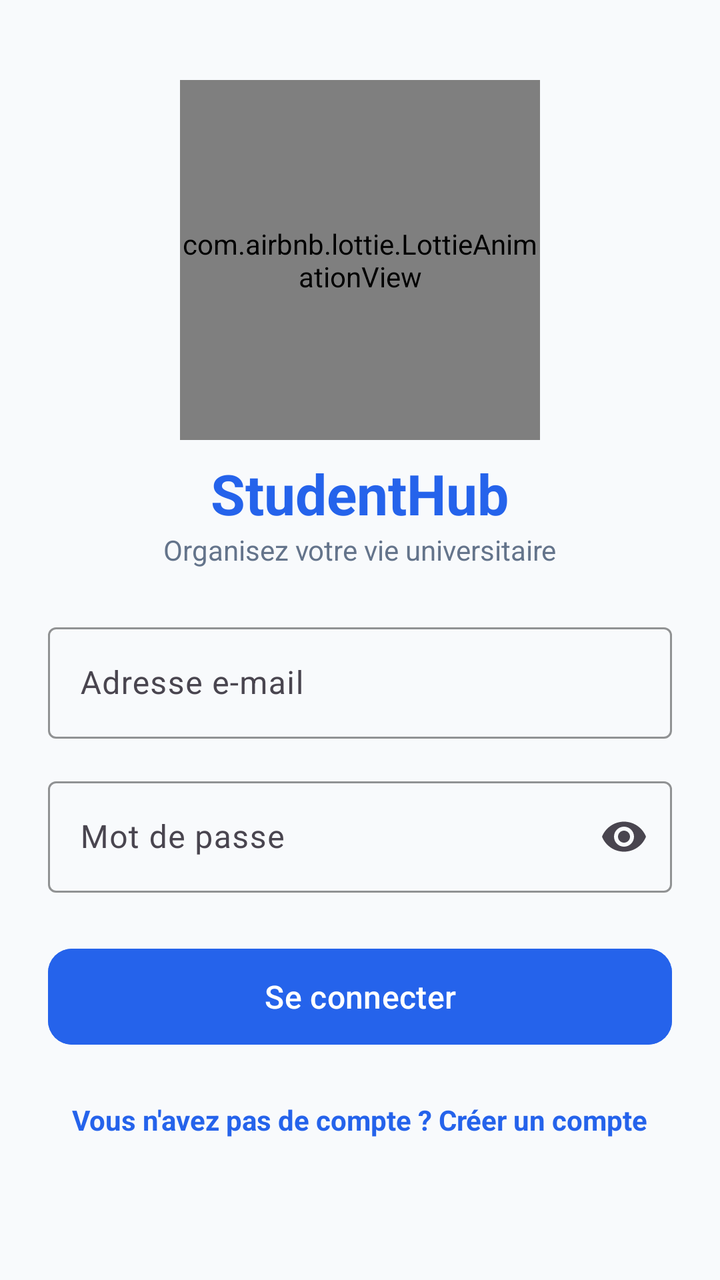
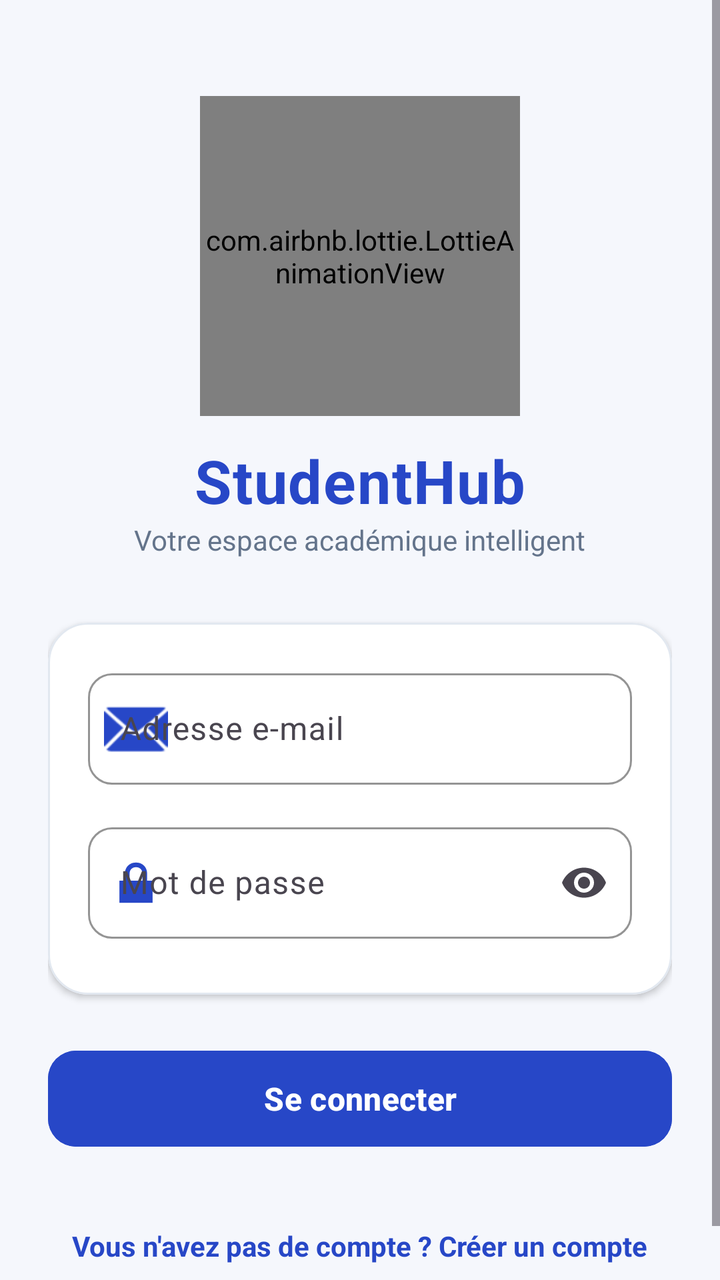

Before-and-after screenshots of an Android layout around one commit, followed by the original layout XML and the change that was made.
<!-- AndroidManifest.xml: application theme Theme.StudentHub -->
<!-- res/layout/activity_login.xml -->
<?xml version="1.0" encoding="utf-8"?>
<ScrollView xmlns:android="http://schemas.android.com/apk/res/android"
    xmlns:app="http://schemas.android.com/apk/res-auto"
    xmlns:tools="http://schemas.android.com/tools"
    android:layout_width="match_parent"
    android:layout_height="match_parent"
    android:fillViewport="true"
    android:background="@color/background"
    tools:context=".LoginActivity">

    <LinearLayout
        android:layout_width="match_parent"
        android:layout_height="wrap_content"
        android:orientation="vertical"
        android:padding="24dp"
        android:gravity="center_horizontal">

        
        <com.airbnb.lottie.LottieAnimationView
            android:id="@+id/lottieLogin"
            android:layout_width="180dp"
            android:layout_height="180dp"
            android:layout_marginTop="16dp"
            app:lottie_rawRes="@raw/welcome"
            app:lottie_autoPlay="true"
            app:lottie_loop="true" />

        <TextView
            android:layout_width="wrap_content"
            android:layout_height="wrap_content"
            android:text="StudentHub"
            android:textSize="28sp"
            android:textStyle="bold"
            android:textColor="@color/primary"
            android:layout_marginTop="8dp" />

        <TextView
            android:layout_width="wrap_content"
            android:layout_height="wrap_content"
            android:text="Organisez votre vie universitaire"
            android:textSize="14sp"
            android:textColor="@color/text_secondary"
            android:layout_marginBottom="24dp" />

        
        <com.google.android.material.textfield.TextInputLayout
            android:layout_width="match_parent"
            android:layout_height="wrap_content"
            android:layout_marginBottom="16dp"
            style="@style/Widget.Material3.TextInputLayout.OutlinedBox"
            app:boxStrokeColor="@color/primary"
            app:hintTextColor="@color/primary"
            android:hint="Adresse e-mail">

            <com.google.android.material.textfield.TextInputEditText
                android:id="@+id/etLoginEmail"
                android:layout_width="match_parent"
                android:layout_height="wrap_content"
                android:inputType="textEmailAddress"
                android:maxLines="1" />

        </com.google.android.material.textfield.TextInputLayout>

        
        <com.google.android.material.textfield.TextInputLayout
            android:layout_width="match_parent"
            android:layout_height="wrap_content"
            android:layout_marginBottom="24dp"
            style="@style/Widget.Material3.TextInputLayout.OutlinedBox"
            app:boxStrokeColor="@color/primary"
            app:hintTextColor="@color/primary"
            app:endIconMode="password_toggle"
            android:hint="Mot de passe">

            <com.google.android.material.textfield.TextInputEditText
                android:id="@+id/etLoginPassword"
                android:layout_width="match_parent"
                android:layout_height="wrap_content"
                android:inputType="textPassword"
                android:maxLines="1" />

        </com.google.android.material.textfield.TextInputLayout>

        
        <com.google.android.material.button.MaterialButton
            android:id="@+id/btnLogin"
            android:layout_width="match_parent"
            android:layout_height="56dp"
            android:text="Se connecter"
            android:textSize="16sp"
            app:cornerRadius="12dp"
            android:backgroundTint="@color/primary"
            android:layout_marginBottom="16dp" />

        
        <TextView
            android:id="@+id/tvGoToRegister"
            android:layout_width="wrap_content"
            android:layout_height="wrap_content"
            android:text="Vous n'avez pas de compte ? Créer un compte"
            android:textColor="@color/primary"
            android:textSize="14sp"
            android:textStyle="bold"
            android:padding="8dp" />

    </LinearLayout>
</ScrollView>
<!-- resources referenced by this layout -->
<resources>
  <color name="background">#F8FAFC</color>
  <color name="primary">#2563EB</color>
  <color name="text_secondary">#64748B</color>
  <style name="Theme.StudentHub" parent="Base.Theme.StudentHub" />
  <style name="Base.Theme.StudentHub" parent="Theme.Material3.DayNight.NoActionBar">
          <item name="colorPrimary">@color/primary</item>
          <item name="colorPrimaryDark">@color/primary_dark</item>
          <item name="colorSecondary">@color/accent</item>
          <item name="android:colorBackground">@color/background</item>
      </style>
  <color name="primary_dark">#1E40AF</color>
  <color name="accent">#10B981</color>
</resources>

<!-- the commit's change to res/layout/activity_login.xml (unified diff, before → after) -->
@@ -18,9 +18,9 @@
         
         <com.airbnb.lottie.LottieAnimationView
             android:id="@+id/lottieLogin"
-            android:layout_width="180dp"
-            android:layout_height="180dp"
-            android:layout_marginTop="16dp"
+            android:layout_width="160dp"
+            android:layout_height="160dp"
+            android:layout_marginTop="24dp"
             app:lottie_rawRes="@raw/welcome"
             app:lottie_autoPlay="true"
             app:lottie_loop="true" />
@@ -29,57 +29,92 @@
             android:layout_width="wrap_content"
             android:layout_height="wrap_content"
             android:text="StudentHub"
-            android:textSize="28sp"
+            android:textSize="30sp"
             android:textStyle="bold"
             android:textColor="@color/primary"
-            android:layout_marginTop="8dp" />
+            android:letterSpacing="0.02"
+            android:layout_marginTop="12dp" />
 
         <TextView
             android:layout_width="wrap_content"
             android:layout_height="wrap_content"
-            android:text="Organisez votre vie universitaire"
+            android:text="Votre espace académique intelligent"
             android:textSize="14sp"
             android:textColor="@color/text_secondary"
-            android:layout_marginBottom="24dp" />
+            android:layout_marginBottom="32dp" />
 
         
-        <com.google.android.material.textfield.TextInputLayout
-            android:layout_width="match_parent"
-            android:layout_height="wrap_content"
-            android:layout_marginBottom="16dp"
-            style="@style/Widget.Material3.TextInputLayout.OutlinedBox"
-            app:boxStrokeColor="@color/primary"
-            app:hintTextColor="@color/primary"
-            android:hint="Adresse e-mail">
-
-            <com.google.android.material.textfield.TextInputEditText
-                android:id="@+id/etLoginEmail"
-                android:layout_width="match_parent"
-                android:layout_height="wrap_content"
-                android:inputType="textEmailAddress"
-                android:maxLines="1" />
-
-        </com.google.android.material.textfield.TextInputLayout>
-
-        
-        <com.google.android.material.textfield.TextInputLayout
+        <com.google.android.material.card.MaterialCardView
             android:layout_width="match_parent"
             android:layout_height="wrap_content"
             android:layout_marginBottom="24dp"
-            style="@style/Widget.Material3.TextInputLayout.OutlinedBox"
-            app:boxStrokeColor="@color/primary"
-            app:hintTextColor="@color/primary"
-            app:endIconMode="password_toggle"
-            android:hint="Mot de passe">
+            app:cardCornerRadius="20dp"
+            app:cardElevation="2dp"
+            app:strokeWidth="1dp"
+            app:strokeColor="@color/borders"
+            app:cardBackgroundColor="@color/card_background">
 
-            <com.google.android.material.textfield.TextInputEditText
-                android:id="@+id/etLoginPassword"
+            <LinearLayout
                 android:layout_width="match_parent"
                 android:layout_height="wrap_content"
-                android:inputType="textPassword"
-                android:maxLines="1" />
+                android:orientation="vertical"
+                android:padding="20dp">
 
-        </com.google.android.material.textfield.TextInputLayout>
+                
+                <com.google.android.material.textfield.TextInputLayout
+                    android:layout_width="match_parent"
+                    android:layout_height="wrap_content"
+                    android:layout_marginBottom="16dp"
+                    style="@style/Widget.Material3.TextInputLayout.OutlinedBox"
+                    app:boxCornerRadiusTopStart="12dp"
+                    app:boxCornerRadiusTopEnd="12dp"
+                    app:boxCornerRadiusBottomStart="12dp"
+                    app:boxCornerRadiusBottomEnd="12dp"
+                    app:boxStrokeColor="@color/primary"
+                    app:hintTextColor="@color/primary"
+                    app:startIconDrawable="@android:drawable/ic_dialog_email"
+                    app:startIconTint="@color/primary"
+                    android:hint="Adresse e-mail">
+
+                    <com.google.android.material.textfield.TextInputEditText
+                        android:id="@+id/etLoginEmail"
+                        android:layout_width="match_parent"
+                        android:layout_height="wrap_content"
+                        android:textColor="@color/input_text"
+                        android:inputType="textEmailAddress"
+                        android:maxLines="1" />
+
+                </com.google.android.material.textfield.TextInputLayout>
+
+                
+                <com.google.android.material.textfield.TextInputLayout
+                    android:layout_width="match_parent"
+                    android:layout_height="wrap_content"
+                    android:layout_marginBottom="8dp"
+                    style="@style/Widget.Material3.TextInputLayout.OutlinedBox"
+                    app:boxCornerRadiusTopStart="12dp"
+                    app:boxCornerRadiusTopEnd="12dp"
+                    app:boxCornerRadiusBottomStart="12dp"
+                    app:boxCornerRadiusBottomEnd="12dp"
+                    app:boxStrokeColor="@color/primary"
+                    app:hintTextColor="@color/primary"
+                    app:startIconDrawable="@android:drawable/ic_lock_lock"
+                    app:startIconTint="@color/primary"
+                    app:endIconMode="password_toggle"
+                    android:hint="Mot de passe">
+
+                    <com.google.android.material.textfield.TextInputEditText
+                        android:id="@+id/etLoginPassword"
+                        android:layout_width="match_parent"
+                        android:layout_height="wrap_content"
+                        android:textColor="@color/input_text"
+                        android:inputType="textPassword"
+                        android:maxLines="1" />
+
+                </com.google.android.material.textfield.TextInputLayout>
+
+            </LinearLayout>
+        </com.google.android.material.card.MaterialCardView>
 
         
         <com.google.android.material.button.MaterialButton
@@ -88,9 +123,11 @@
             android:layout_height="56dp"
             android:text="Se connecter"
             android:textSize="16sp"
-            app:cornerRadius="12dp"
+            android:textStyle="bold"
+            app:cornerRadius="14dp"
             android:backgroundTint="@color/primary"
-            android:layout_marginBottom="16dp" />
+            android:layout_marginBottom="24dp"
+            app:elevation="4dp" />
 
         
         <TextView
@@ -101,7 +138,10 @@
             android:textColor="@color/primary"
             android:textSize="14sp"
             android:textStyle="bold"
-            android:padding="8dp" />
+            android:padding="12dp"
+            android:clickable="true"
+            android:focusable="true"
+            android:background="?attr/selectableItemBackground" />
 
     </LinearLayout>
 </ScrollView>
<!-- resource entries referenced after the edit -->
@@ -1,7 +1,10 @@
 <!-- resources referenced by this layout -->
 <resources>
-  <color name="background">#F8FAFC</color>
-  <color name="primary">#2563EB</color>
+  <color name="background">#F5F7FC</color>
+  <color name="borders">#E2E8F0</color>
+  <color name="card_background">#FFFFFF</color>
+  <color name="input_text">#000000</color>
+  <color name="primary">#2747C7</color>
   <color name="text_secondary">#64748B</color>
   <style name="Theme.StudentHub" parent="Base.Theme.StudentHub" />
   <style name="Base.Theme.StudentHub" parent="Theme.Material3.DayNight.NoActionBar">
@@ -10,7 +13,7 @@
           <item name="colorSecondary">@color/accent</item>
           <item name="android:colorBackground">@color/background</item>
       </style>
-  <color name="primary_dark">#1E40AF</color>
-  <color name="accent">#10B981</color>
+  <color name="primary_dark">#1E3A8A</color>
+  <color name="accent">#14B8A6</color>
 </resources>
 
